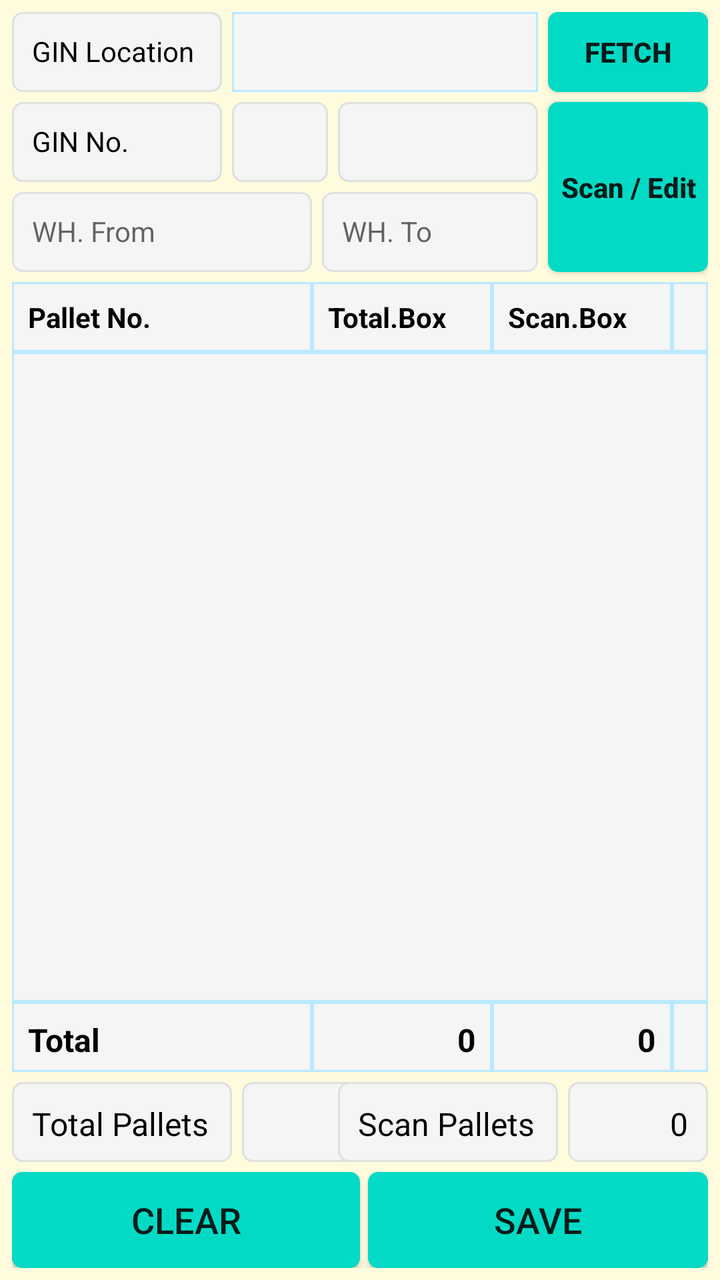
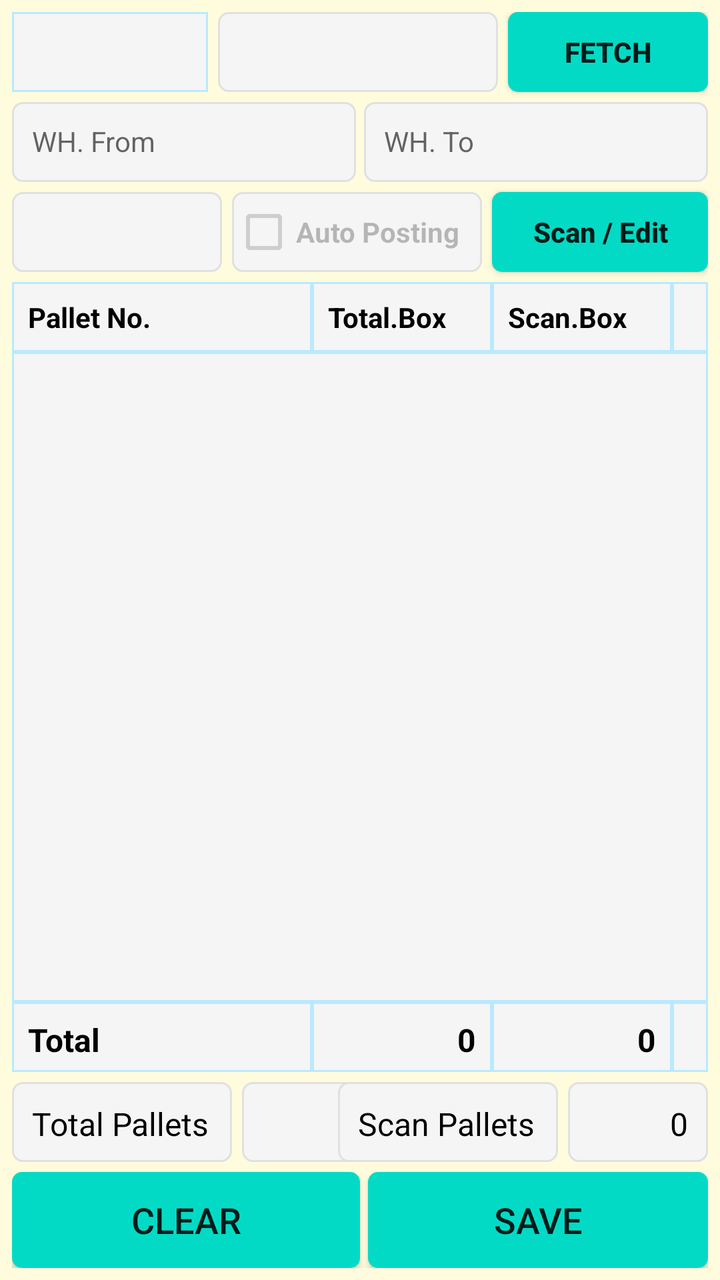

Before-and-after screenshots of an Android layout around one commit, followed by the original layout XML and the change that was made.
<!-- AndroidManifest.xml: application theme AppTheme -->
<!-- res/layout/fragment_warehouse_g_r_n_new.xml -->
<?xml version="1.0" encoding="utf-8"?>
<FrameLayout xmlns:android="http://schemas.android.com/apk/res/android"
    xmlns:app="http://schemas.android.com/apk/res-auto"
    xmlns:tools="http://schemas.android.com/tools"
    android:layout_width="match_parent"
    android:layout_height="match_parent"
    android:background="@color/backColor"
    tools:context=".ui.warehousegrn.WarehouseGRNFragment">

    <androidx.constraintlayout.widget.ConstraintLayout
        android:layout_width="match_parent"
        android:layout_height="match_parent"
        android:padding="6dp">

        <Spinner
            android:id="@+id/sp_wh_grn_country"
            android:layout_width="0dp"
            android:layout_height="40dp"
            android:layout_marginLeft="5dp"
            android:layout_marginRight="5dp"
            android:background="@drawable/et_custom_total"
            android:gravity="center"
            android:hint=""
            android:padding="8dp"
            android:textSize="14sp"
            app:layout_constraintEnd_toStartOf="@+id/bt_wh_grn_scan_gin"
            app:layout_constraintStart_toEndOf="@+id/textView20"
            app:layout_constraintTop_toTopOf="@+id/textView20" />

        <TextView
            android:id="@+id/textView20"
            android:layout_width="105dp"
            android:layout_height="40dp"
            android:background="@drawable/et_custom"
            android:gravity="left"
            android:hint=""
            android:padding="10dp"
            android:text="GIN Location"
            android:textColor="@color/coloBlack"
            android:textSize="14sp"
            app:layout_constraintStart_toStartOf="parent"
            app:layout_constraintTop_toTopOf="parent" />

        <TextView
            android:id="@+id/TextView1"
            android:layout_width="105dp"
            android:layout_height="40dp"
            android:layout_marginTop="5dp"
            android:background="@drawable/et_custom"
            android:gravity="left"
            android:hint=""
            android:padding="10dp"
            android:text="GIN No."
            android:textColor="@color/coloBlack"
            android:textSize="14sp"
            app:layout_constraintStart_toStartOf="parent"
            app:layout_constraintTop_toBottomOf="@+id/textView20" />

        <EditText
            android:id="@+id/et_wh_grn_ginno"
            android:layout_width="0dp"
            android:layout_height="40dp"
            android:layout_marginRight="5dp"
            android:layout_marginLeft   ="5dp"
            android:background="@drawable/et_custom"
            android:padding="10dp"
            android:inputType="number"
            android:textColor="@color/coloBlack"
            android:textSize="14sp"
            app:layout_constraintEnd_toStartOf="@+id/tv_wh_grn_gindate"
            app:layout_constraintHorizontal_bias="1.0"
            app:layout_constraintStart_toEndOf="@+id/TextView1"
            app:layout_constraintTop_toTopOf="@+id/TextView1"
            tools:ignore="SpeakableTextPresentCheck,TouchTargetSizeCheck" />

        <TextView
            android:id="@+id/et_wh_grn_warehouse_from"
            android:layout_width="150dp"
            android:layout_height="40dp"
            android:layout_marginTop="5dp"
            android:background="@drawable/et_custom"
            android:padding="10dp"
            android:hint="WH. From"
            android:textColor="@color/coloBlack"
            android:textSize="14sp"
            app:layout_constraintStart_toStartOf="parent"
            app:layout_constraintTop_toBottomOf="@+id/TextView1"
            tools:ignore="SpeakableTextPresentCheck,TouchTargetSizeCheck" />

        <TextView
            android:id="@+id/et_wh_grn_warehouse_to"
            android:layout_width="0dp"
            android:layout_height="40dp"
            android:layout_marginRight="5dp"
            android:layout_marginLeft="5dp"
            android:background="@drawable/et_custom"
            android:padding="10dp"
            android:hint="WH. To"
            android:textColor="@color/coloBlack"
            android:textSize="14sp"
            app:layout_constraintEnd_toStartOf="@+id/bt_wh_grn_scan_item"
            app:layout_constraintStart_toEndOf="@+id/et_wh_grn_warehouse_from"
            app:layout_constraintTop_toTopOf="@+id/et_wh_grn_warehouse_from"
            tools:ignore="SpeakableTextPresentCheck,TouchTargetSizeCheck" />

        <TextView
            android:id="@+id/tv_wh_grn_gindate"
            android:layout_width="100dp"
            android:layout_height="40dp"
            android:layout_marginRight="5dp"
            android:background="@drawable/et_custom"
            android:padding="10dp"
            android:text=""
            android:textColor="@color/coloBlack"
            android:textSize="14sp"
            app:layout_constraintEnd_toStartOf="@+id/bt_wh_grn_scan_gin"
            app:layout_constraintTop_toTopOf="@+id/TextView1"
            tools:ignore="SpeakableTextPresentCheck,TouchTargetSizeCheck" />

        <Button
            android:id="@+id/bt_wh_grn_scan_gin"
            android:layout_width="80dp"
            android:layout_height="0dp"
            android:background="@drawable/btn_custom1"
            android:text="FETCH"
            android:textAllCaps="false"
            android:textSize="14sp"
            android:textStyle="bold"
            app:layout_constraintBottom_toBottomOf="@+id/textView20"
            app:layout_constraintEnd_toEndOf="parent"
            app:layout_constraintTop_toTopOf="@+id/textView20"
            tools:ignore="TouchTargetSizeCheck" />

        <Button
            android:id="@+id/bt_wh_grn_scan_item"
            android:layout_width="80dp"
            android:layout_height="0dp"
            android:background="@drawable/btn_custom1"
            android:text="Scan / Edit"
            android:textAllCaps="false"
            android:textSize="14sp"
            android:textStyle="bold"
            app:layout_constraintBottom_toBottomOf="@+id/et_wh_grn_warehouse_from"
            app:layout_constraintEnd_toEndOf="parent"
            app:layout_constraintTop_toTopOf="@+id/TextView1"
            tools:ignore="TouchTargetSizeCheck" />

        <TextView
            android:id="@+id/TextView3"
            android:layout_width="150dp"
            android:layout_height="35dp"
            android:layout_marginTop="5dp"
            android:background="@drawable/et_custom_total"
            android:gravity="left"
            android:hint=""
            android:padding="8dp"
            android:text="Pallet No."
            android:textColor="@color/coloBlack"
            android:textSize="14sp"
            android:textStyle="bold"
            app:layout_constraintStart_toStartOf="parent"
            app:layout_constraintTop_toBottomOf="@+id/et_wh_grn_warehouse_from" />

        <TextView
            android:id="@+id/TextView7"
            android:layout_width="90dp"
            android:layout_height="35dp"
            android:background="@drawable/et_custom_total"
            android:gravity="left"
            android:hint=""
            android:padding="8dp"
            android:text="Total.Box"
            android:textColor="@color/coloBlack"
            android:textSize="14sp"
            android:textStyle="bold"
            app:layout_constraintStart_toEndOf="@+id/TextView3"
            app:layout_constraintTop_toTopOf="@+id/TextView3" />

        <TextView
            android:id="@+id/TextView6"
            android:layout_width="90dp"
            android:layout_height="35dp"
            android:background="@drawable/et_custom_total"
            android:gravity="left"
            android:hint=""
            android:padding="8dp"
            android:text="Scan.Box"
            android:textColor="@color/coloBlack"
            android:textSize="14sp"
            android:textStyle="bold"
            app:layout_constraintStart_toEndOf="@+id/TextView7"
            app:layout_constraintTop_toTopOf="@+id/TextView3" />

        <TextView
            android:id="@+id/TextView9"
            android:layout_width="0dp"
            android:layout_height="35dp"
            android:background="@drawable/et_custom_total"
            android:gravity="left"
            android:hint=""
            android:padding="8dp"
            android:text=""
            android:textColor="@color/coloBlack"
            android:textSize="14sp"
            android:textStyle="bold"
            app:layout_constraintEnd_toEndOf="parent"
            app:layout_constraintStart_toEndOf="@+id/TextView6"
            app:layout_constraintTop_toTopOf="@+id/TextView3" />

        <ListView
            android:id="@+id/lv_wh_grn_details"
            android:layout_width="0dp"
            android:layout_height="0dp"
            android:background="@drawable/et_custom_total"
            app:layout_constraintBottom_toTopOf="@+id/TextView10"
            app:layout_constraintEnd_toEndOf="parent"
            app:layout_constraintStart_toStartOf="parent"
            app:layout_constraintTop_toBottomOf="@+id/TextView3"
            app:layout_constraintVertical_bias="0.0" />

        <TextView
            android:id="@+id/TextView10"
            android:layout_width="150dp"
            android:layout_height="35dp"
            android:layout_marginBottom="5dp"
            android:background="@drawable/et_custom_total"
            android:gravity="left"
            android:hint=""
            android:padding="8dp"
            android:text="Total"
            android:textColor="@color/coloBlack"
            android:textSize="16sp"
            android:textStyle="bold"
            app:layout_constraintBottom_toTopOf="@+id/TextView11"
            app:layout_constraintStart_toStartOf="parent" />


        <TextView
            android:id="@+id/tv_wh_grn_total_plt_box_count"
            android:layout_width="90dp"
            android:layout_height="35dp"
            android:background="@drawable/et_custom_total"
            android:gravity="right"
            android:hint=""
            android:padding="8dp"
            android:text="0"
            android:textColor="@color/coloBlack"
            android:textSize="16sp"
            android:textStyle="bold"
            app:layout_constraintStart_toEndOf="@+id/TextView10"
            app:layout_constraintTop_toTopOf="@+id/TextView10" />

        <TextView
            android:id="@+id/tv_wh_grn_total_plt_box_scan_count"
            android:layout_width="90dp"
            android:layout_height="35dp"
            android:background="@drawable/et_custom_total"
            android:gravity="right"
            android:hint=""
            android:padding="8dp"
            android:text="0"
            android:textColor="@color/coloBlack"
            android:textSize="16sp"
            android:textStyle="bold"
            app:layout_constraintStart_toEndOf="@+id/tv_wh_grn_total_plt_box_count"
            app:layout_constraintTop_toTopOf="@+id/TextView10" />

        <TextView
            android:id="@+id/TextView17"
            android:layout_width="0dp"
            android:layout_height="35dp"
            android:background="@drawable/et_custom_total"
            android:gravity="left"
            android:hint=""
            android:padding="8dp"
            android:text=""
            android:textColor="@color/coloBlack"
            android:textSize="16sp"
            android:textStyle="bold"
            app:layout_constraintEnd_toEndOf="parent"
            app:layout_constraintStart_toEndOf="@+id/TextView6"
            app:layout_constraintTop_toTopOf="@+id/TextView10" />


        <TextView
            android:id="@+id/TextView11"
            android:layout_width="110dp"
            android:layout_height="40dp"
            android:layout_marginBottom="5dp"
            android:background="@drawable/et_custom"
            android:gravity="left"
            android:hint=""
            android:padding="10dp"
            android:text="Total Pallets"
            android:textColor="@color/coloBlack"
            android:textSize="16dp"
            app:layout_constraintBottom_toTopOf="@+id/bt_wh_grn_clear"
            app:layout_constraintStart_toStartOf="parent" />

        <TextView
            android:id="@+id/tv_wh_grn_total_plt_count"
            android:layout_width="70dp"
            android:layout_height="40dp"
            android:layout_marginLeft="5dp"
            android:background="@drawable/et_custom"
            android:gravity="right"
            android:hint=""
            android:padding="10dp"
            android:text="0"
            android:textColor="@color/coloBlack"
            android:textSize="16dp"
            app:layout_constraintStart_toEndOf="@+id/TextView11"
            app:layout_constraintTop_toTopOf="@+id/TextView11" />

        <TextView
            android:id="@+id/TextView12"
            android:layout_width="110dp"
            android:layout_height="40dp"
            android:layout_marginRight="5dp"
            android:background="@drawable/et_custom"
            android:gravity="left"
            android:hint=""
            android:padding="10dp"
            android:text="Scan Pallets"
            android:textColor="@color/coloBlack"
            android:textSize="16dp"
            app:layout_constraintEnd_toStartOf="@+id/tv_wh_grn_scan_plt_count"
            app:layout_constraintTop_toTopOf="@+id/TextView11" />

        <TextView
            android:id="@+id/tv_wh_grn_scan_plt_count"
            android:layout_width="70dp"
            android:layout_height="40dp"
            android:background="@drawable/et_custom"
            android:gravity="right"
            android:hint=""
            android:padding="10dp"
            android:text="0"
            android:textColor="@color/coloBlack"
            android:textSize="16dp"
            app:layout_constraintEnd_toEndOf="parent"
            app:layout_constraintTop_toTopOf="@+id/TextView11" />

        <Button
            android:id="@+id/bt_wh_grn_clear"
            android:layout_width="0dp"
            android:layout_height="wrap_content"
            android:layout_marginEnd="0dp"
            android:layout_marginRight="4dp"
            android:background="@drawable/btn_custom1"
            android:text="CLEAR"
            android:textAllCaps="false"
            android:textSize="18sp"
            app:layout_constraintBottom_toBottomOf="parent"
            app:layout_constraintEnd_toStartOf="@+id/textView2"
            app:layout_constraintStart_toStartOf="parent" />

        <Button
            android:id="@+id/bt_wh_grn_save"
            android:layout_width="0dp"
            android:layout_height="wrap_content"
            android:layout_marginStart="4dp"
            android:layout_marginLeft="4dp"
            android:background="@drawable/btn_custom1"
            android:text="SAVE"
            android:textAllCaps="false"
            android:textSize="18sp"
            app:layout_constraintBottom_toBottomOf="parent"
            app:layout_constraintEnd_toEndOf="parent"
            app:layout_constraintStart_toEndOf="@+id/textView2" />

        <TextView
            android:id="@+id/textView2"
            android:layout_width="wrap_content"
            android:layout_height="wrap_content"
            android:layout_marginStart="16dp"
            android:layout_marginLeft="16dp"
            android:layout_marginEnd="16dp"
            android:layout_marginRight="16dp"
            android:text=""
            android:textColor="@color/colorAccent"
            app:layout_constraintBottom_toBottomOf="parent"
            app:layout_constraintEnd_toEndOf="parent"
            app:layout_constraintStart_toStartOf="parent"
            tools:ignore="SpeakableTextPresentCheck" />

    </androidx.constraintlayout.widget.ConstraintLayout>

</FrameLayout>
<!-- resources referenced by this layout -->
<resources>
  <color name="backColor">#FFFCDE</color>
  <color name="coloBlack">#000000</color>
  <color name="colorAccent">#000000</color>
  <!-- drawable btn_custom1 (drawable) -->
  <?xml version="1.0" encoding="utf-8"?>
  <shape xmlns:android="http://schemas.android.com/apk/res/android"
      android:padding="10dp"
      android:shape="rectangle" >
  
      <solid android:color="@color/colorBtn" />
  
      <corners
          android:bottomLeftRadius="5dp"
          android:bottomRightRadius="5dp"
          android:topLeftRadius="5dp"
          android:topRightRadius="5dp" />
  
  </shape>
  <!-- drawable et_custom (drawable) -->
  <?xml version="1.0" encoding="utf-8"?>
  <shape xmlns:android="http://schemas.android.com/apk/res/android"
      android:padding="10dp"
      android:shape="rectangle" >
  
      <solid android:color="#f5f5f5" />
  
      <stroke
          android:width="1dp"
          android:color="#e0e0e0" />
  
      <corners
          android:bottomLeftRadius="5dp"
          android:bottomRightRadius="5dp"
          android:topLeftRadius="5dp"
          android:topRightRadius="5dp" />
  
  </shape>
  <!-- drawable et_custom_total (drawable) -->
  <?xml version="1.0" encoding="utf-8"?>
  <shape xmlns:android="http://schemas.android.com/apk/res/android"
      android:padding="10dp"
      android:shape="rectangle" >
  
      <solid android:color="#f5f5f5" />
  
      <stroke
          android:width="1dp"
          android:color="#B9E9FF" />
  
      <corners
          android:bottomLeftRadius="0dp"
          android:bottomRightRadius="0dp"
          android:topLeftRadius="0dp"
          android:topRightRadius="0dp" />
  
  </shape>
  <style name="AppTheme" parent="Theme.AppCompat.Light.NoActionBar">
          
          <item name="colorPrimary">@color/colorPrimary</item>
          <item name="colorPrimaryDark">@color/colorPrimaryDark</item>
          <item name="colorAccent">@color/colorAccent</item>
      </style>
  <color name="colorBtn">#03DAC5</color>
  <color name="colorPrimary">#ffb200</color>
  <color name="colorPrimaryDark">#ffb200</color>
</resources>

<!-- the commit's change to res/layout/fragment_warehouse_g_r_n_new.xml (unified diff, before → after) -->
@@ -16,133 +16,115 @@
             android:id="@+id/sp_wh_grn_country"
             android:layout_width="0dp"
             android:layout_height="40dp"
+            android:layout_marginRight="5dp"
+            android:background="@drawable/et_custom_total"
+            android:gravity="center"
+            android:hint=""
+            android:padding="8dp"
+            android:textSize="14sp"
+            app:layout_constraintEnd_toStartOf="@+id/et_wh_grn_ginno"
+            app:layout_constraintStart_toStartOf="parent"
+            app:layout_constraintTop_toTopOf="parent" />
+
+        <EditText
+            android:id="@+id/et_wh_grn_ginno"
+            android:layout_width="140dp"
+            android:layout_height="40dp"
             android:layout_marginLeft="5dp"
             android:layout_marginRight="5dp"
-            android:background="@drawable/et_custom_total"
-            android:gravity="center"
-            android:hint=""
-            android:padding="8dp"
+            android:background="@drawable/et_custom"
+            android:inputType="number"
+            android:padding="10dp"
+            android:textColor="@color/coloBlack"
             android:textSize="14sp"
             app:layout_constraintEnd_toStartOf="@+id/bt_wh_grn_scan_gin"
-            app:layout_constraintStart_toEndOf="@+id/textView20"
-            app:layout_constraintTop_toTopOf="@+id/textView20" />
-
-        <TextView
-            android:id="@+id/textView20"
-            android:layout_width="105dp"
-            android:layout_height="40dp"
-            android:background="@drawable/et_custom"
-            android:gravity="left"
-            android:hint=""
-            android:padding="10dp"
-            android:text="GIN Location"
-            android:textColor="@color/coloBlack"
-            android:textSize="14sp"
-            app:layout_constraintStart_toStartOf="parent"
-            app:layout_constraintTop_toTopOf="parent" />
-
-        <TextView
-            android:id="@+id/TextView1"
-            android:layout_width="105dp"
+            app:layout_constraintTop_toTopOf="@+id/sp_wh_grn_country"/>
+
+        <TextView
+            android:id="@+id/et_wh_grn_warehouse_from"
+            android:layout_width="0dp"
             android:layout_height="40dp"
             android:layout_marginTop="5dp"
-            android:background="@drawable/et_custom"
-            android:gravity="left"
-            android:hint=""
-            android:padding="10dp"
-            android:text="GIN No."
-            android:textColor="@color/coloBlack"
-            android:textSize="14sp"
-            app:layout_constraintStart_toStartOf="parent"
-            app:layout_constraintTop_toBottomOf="@+id/textView20" />
-
-        <EditText
-            android:id="@+id/et_wh_grn_ginno"
-            android:layout_width="0dp"
-            android:layout_height="40dp"
-            android:layout_marginRight="5dp"
-            android:layout_marginLeft   ="5dp"
-            android:background="@drawable/et_custom"
-            android:padding="10dp"
-            android:inputType="number"
-            android:textColor="@color/coloBlack"
-            android:textSize="14sp"
-            app:layout_constraintEnd_toStartOf="@+id/tv_wh_grn_gindate"
-            app:layout_constraintHorizontal_bias="1.0"
-            app:layout_constraintStart_toEndOf="@+id/TextView1"
-            app:layout_constraintTop_toTopOf="@+id/TextView1"
+            android:layout_marginRight="2dp"
+            android:background="@drawable/et_custom"
+            android:hint="WH. From"
+            android:padding="10dp"
+            android:textColor="@color/coloBlack"
+            android:textSize="14sp"
+            app:layout_constraintEnd_toStartOf="@+id/textView2"
+            app:layout_constraintStart_toStartOf="parent"
+            app:layout_constraintTop_toBottomOf="@+id/sp_wh_grn_country"
             tools:ignore="SpeakableTextPresentCheck,TouchTargetSizeCheck" />
 
         <TextView
-            android:id="@+id/et_wh_grn_warehouse_from"
-            android:layout_width="150dp"
-            android:layout_height="40dp"
-            android:layout_marginTop="5dp"
-            android:background="@drawable/et_custom"
-            android:padding="10dp"
-            android:hint="WH. From"
-            android:textColor="@color/coloBlack"
-            android:textSize="14sp"
-            app:layout_constraintStart_toStartOf="parent"
-            app:layout_constraintTop_toBottomOf="@+id/TextView1"
-            tools:ignore="SpeakableTextPresentCheck,TouchTargetSizeCheck" />
-
-        <TextView
             android:id="@+id/et_wh_grn_warehouse_to"
             android:layout_width="0dp"
             android:layout_height="40dp"
-            android:layout_marginRight="5dp"
-            android:layout_marginLeft="5dp"
-            android:background="@drawable/et_custom"
-            android:padding="10dp"
+            android:layout_marginLeft="2dp"
+            android:background="@drawable/et_custom"
             android:hint="WH. To"
-            android:textColor="@color/coloBlack"
-            android:textSize="14sp"
-            app:layout_constraintEnd_toStartOf="@+id/bt_wh_grn_scan_item"
-            app:layout_constraintStart_toEndOf="@+id/et_wh_grn_warehouse_from"
+            android:padding="10dp"
+            android:textColor="@color/coloBlack"
+            android:textSize="14sp"
+            app:layout_constraintEnd_toEndOf="parent"
+            app:layout_constraintStart_toEndOf="@+id/textView2"
             app:layout_constraintTop_toTopOf="@+id/et_wh_grn_warehouse_from"
             tools:ignore="SpeakableTextPresentCheck,TouchTargetSizeCheck" />
 
+        <CheckBox
+            android:id="@+id/ch_wh_grn_autopost"
+            android:layout_width="125dp"
+            android:layout_height="40dp"
+            android:layout_marginLeft="5dp"
+            android:background="@drawable/et_custom"
+            android:enabled="false"
+            android:text="Auto Posting"
+            android:textStyle="bold"
+            app:layout_constraintStart_toEndOf="@+id/tv_wh_grn_gindate"
+            app:layout_constraintTop_toTopOf="@+id/tv_wh_grn_gindate" />
+
         <TextView
             android:id="@+id/tv_wh_grn_gindate"
-            android:layout_width="100dp"
-            android:layout_height="40dp"
-            android:layout_marginRight="5dp"
+            android:layout_width="105dp"
+            android:layout_height="40dp"
+            android:layout_marginTop="5dp"
             android:background="@drawable/et_custom"
             android:padding="10dp"
             android:text=""
             android:textColor="@color/coloBlack"
             android:textSize="14sp"
-            app:layout_constraintEnd_toStartOf="@+id/bt_wh_grn_scan_gin"
-            app:layout_constraintTop_toTopOf="@+id/TextView1"
+            app:layout_constraintStart_toStartOf="parent"
+            app:layout_constraintTop_toBottomOf="@+id/et_wh_grn_warehouse_from"
             tools:ignore="SpeakableTextPresentCheck,TouchTargetSizeCheck" />
 
         <Button
             android:id="@+id/bt_wh_grn_scan_gin"
-            android:layout_width="80dp"
+            android:layout_width="100dp"
             android:layout_height="0dp"
             android:background="@drawable/btn_custom1"
             android:text="FETCH"
             android:textAllCaps="false"
             android:textSize="14sp"
             android:textStyle="bold"
-            app:layout_constraintBottom_toBottomOf="@+id/textView20"
-            app:layout_constraintEnd_toEndOf="parent"
-            app:layout_constraintTop_toTopOf="@+id/textView20"
+            app:layout_constraintBottom_toBottomOf="@+id/sp_wh_grn_country"
+            app:layout_constraintEnd_toEndOf="parent"
+            app:layout_constraintTop_toTopOf="@+id/sp_wh_grn_country"
             tools:ignore="TouchTargetSizeCheck" />
 
         <Button
             android:id="@+id/bt_wh_grn_scan_item"
-            android:layout_width="80dp"
+            android:layout_width="0dp"
             android:layout_height="0dp"
+            android:layout_marginLeft="5dp"
             android:background="@drawable/btn_custom1"
             android:text="Scan / Edit"
             android:textAllCaps="false"
             android:textSize="14sp"
             android:textStyle="bold"
-            app:layout_constraintBottom_toBottomOf="@+id/et_wh_grn_warehouse_from"
-            app:layout_constraintEnd_toEndOf="parent"
-            app:layout_constraintTop_toTopOf="@+id/TextView1"
+            app:layout_constraintBottom_toBottomOf="@+id/tv_wh_grn_gindate"
+            app:layout_constraintEnd_toEndOf="parent"
+            app:layout_constraintStart_toEndOf="@+id/ch_wh_grn_autopost"
+            app:layout_constraintTop_toTopOf="@+id/tv_wh_grn_gindate"
             tools:ignore="TouchTargetSizeCheck" />
 
         <TextView
@@ -159,7 +141,7 @@
             android:textSize="14sp"
             android:textStyle="bold"
             app:layout_constraintStart_toStartOf="parent"
-            app:layout_constraintTop_toBottomOf="@+id/et_wh_grn_warehouse_from" />
+            app:layout_constraintTop_toBottomOf="@+id/tv_wh_grn_gindate" />
 
         <TextView
             android:id="@+id/TextView7"
